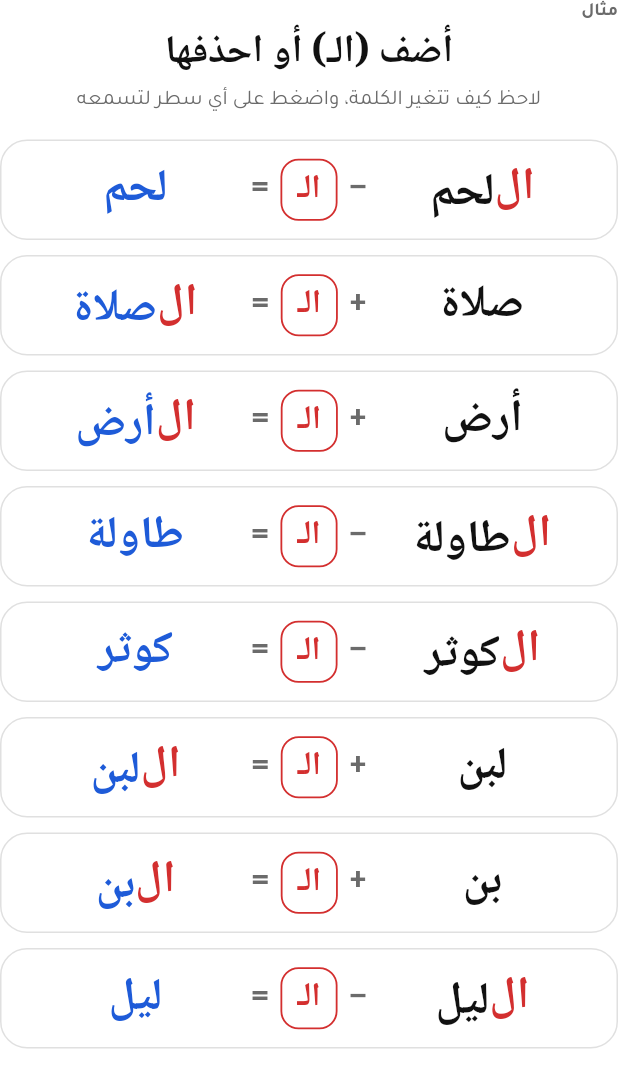
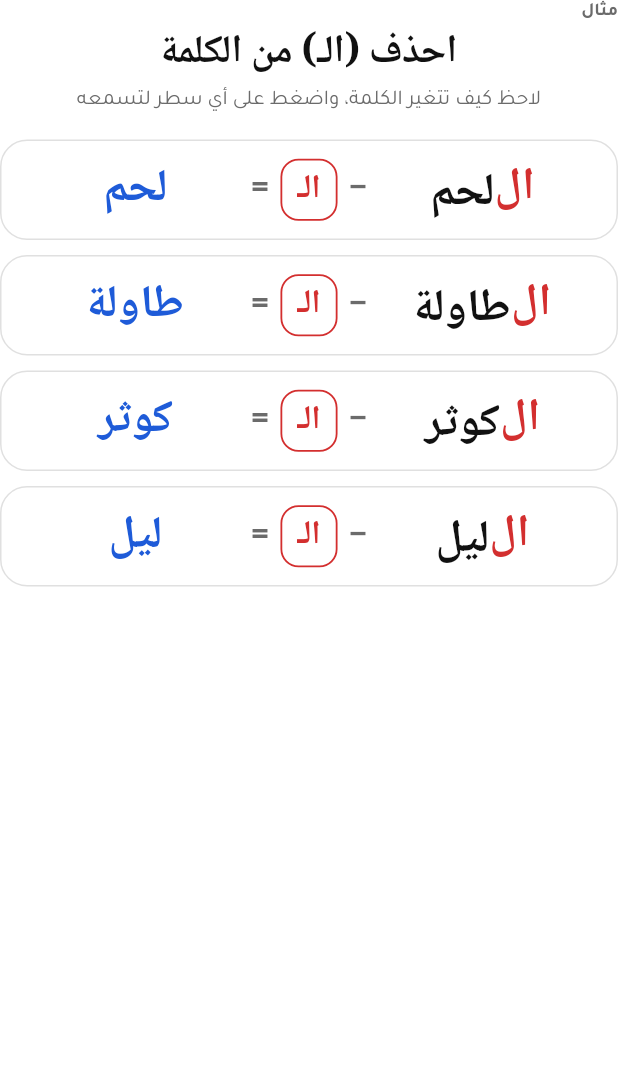
Before and after one commit to alansaria2026/imlaa-app, a Flutter app: the ExamplesPage widget shown alone on an empty page, opened directly with empty values, on a phone screen of 412 x 824 dp. Shown: the top 1088 px of the screen. Run offline on Flutter 3.47's test engine with Material 3 defaults, Android fonts, the phone set to English and light mode, and no system bars; our stand-ins replace audioplayers, flutter_tts, shared_preferences; accounts and stored records are empty.

```diff
--- a/lib/lesson/pages/intro_pages.dart
+++ b/lib/lesson/pages/intro_pages.dart
@@ -47,10 +47,11 @@ class _RulePageState extends State<RulePage> {
   }
 }
 
-/// ص ٢: أمثلة إضافة (الـ) وحذفها.
+/// أمثلة حذف (الـ) أو إضافتها حسب [add]؛ لكلٍّ صفحة مستقلة.
 class ExamplesPage extends StatefulWidget {
-  const ExamplesPage({super.key, required this.handle});
+  const ExamplesPage({super.key, required this.handle, required this.add});
   final PageHandle handle;
+  final bool add;
 
   @override
   State<ExamplesPage> createState() => _ExamplesPageState();
@@ -58,6 +59,10 @@ class ExamplesPage extends StatefulWidget {
 
 class _ExamplesPageState extends State<ExamplesPage> {
   int? _playing;
+  late final _rows = [
+    for (final e in lamExamples)
+      if (e.add == widget.add) e,
+  ];
 
   @override
   void initState() {
@@ -66,7 +71,9 @@ class _ExamplesPageState extends State<ExamplesPage> {
       ..onListen = _playAll
       ..onHint = () => showFeedback(
         context,
-        'علامة (+) تعني أضف «الـ» إلى أول الكلمة، وعلامة (−) تعني احذفها.',
+        widget.add
+            ? 'علامة (+) تعني أضف «الـ» إلى أول الكلمة.'
+            : 'علامة (−) تعني احذف «الـ» من أول الكلمة.',
         tone: FeedbackTone.hint,
       );
     WidgetsBinding.instance.addPostFrameCallback(
@@ -76,7 +83,7 @@ class _ExamplesPageState extends State<ExamplesPage> {
 
   Future<void> _play(int i) async {
     setState(() => _playing = i);
-    final e = lamExamples[i];
+    final e = _rows[i];
     await Speaker.instance.speakAll([
       spokenForm(e.from),
       spokenForm(e.result),
@@ -85,7 +92,7 @@ class _ExamplesPageState extends State<ExamplesPage> {
   }
 
   Future<void> _playAll() async {
-    for (var i = 0; i < lamExamples.length; i++) {
+    for (var i = 0; i < _rows.length; i++) {
       if (!mounted) return;
       await _play(i);
     }
@@ -95,17 +102,17 @@ class _ExamplesPageState extends State<ExamplesPage> {
   Widget build(BuildContext context) {
     return PageCard(
       tag: 'مثال',
-      title: 'أضف (الـ) أو احذفها',
+      title: widget.add ? 'أضف (الـ) إلى الكلمة' : 'احذف (الـ) من الكلمة',
       subtitle: 'لاحظ كيف تتغير الكلمة، واضغط على أي سطر لتسمعه',
       child: Column(
         children: [
-          for (var i = 0; i < lamExamples.length; i++) ...[
+          for (var i = 0; i < _rows.length; i++) ...[
             _ExampleEquation(
-              row: lamExamples[i],
+              row: _rows[i],
               active: _playing == i,
               onTap: () => _play(i),
             ),
-            if (i < lamExamples.length - 1) const SizedBox(height: 10),
+            if (i < _rows.length - 1) const SizedBox(height: 10),
           ],
         ],
       ),
```
Also changed, not shown: lib/lesson/lam_lesson_pages.dart (+9 -2 lines), 4 other files.
